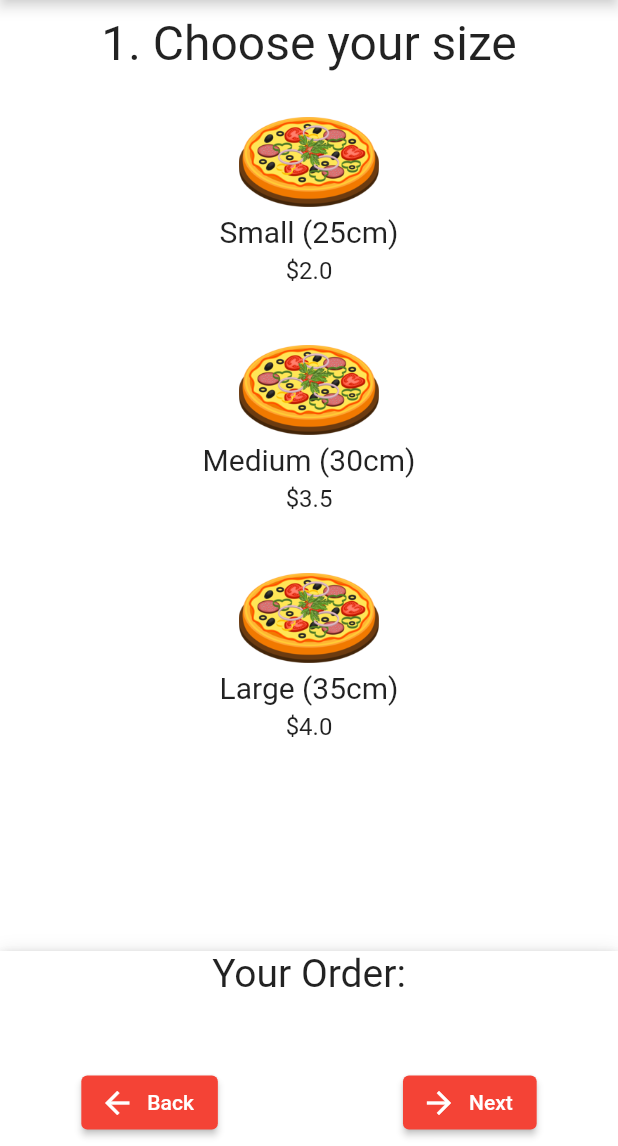
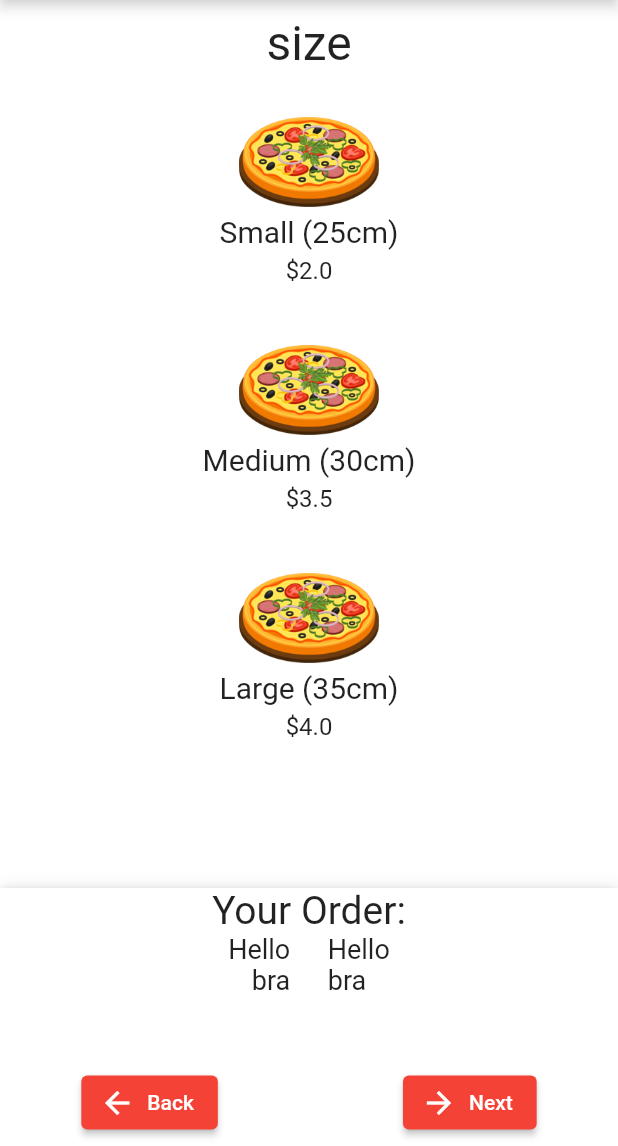
Before and after one commit to MichaelRinglein/PizzaConfigurator, a Flutter app: the screen it shows after launch, after a tap on "Start!", on a phone screen of 412 x 824 dp, the part 90-1236 px from its top. Run offline on Flutter 3.47's test engine with Material 2 defaults, Android fonts, the phone set to English and light mode, and no system bars; our stand-ins replace firebase_core; accounts and stored records are empty.

```diff
--- a/lib/main.dart
+++ b/lib/main.dart
@@ -1,10 +1,16 @@
+import 'package:firebase_core/firebase_core.dart';
+import 'firebase_options.dart';
 import 'package:flutter/material.dart';
 import 'package:pizzaconfigurator/options/size.dart';
 import 'package:pizzaconfigurator/options/sauce.dart';
 import 'package:pizzaconfigurator/options/toppings.dart';
 
-void main() {
-  runApp(const MyApp());
+void main() async {
+  WidgetsFlutterBinding.ensureInitialized();
+  await Firebase.initializeApp(
+    options: DefaultFirebaseOptions.currentPlatform,
+  );
+  runApp(MyApp());
 }
 
 class MyApp extends StatelessWidget {
@@ -46,6 +52,72 @@ class MyHomePage extends StatefulWidget {
     {
       'toppings': [],
     },
+  ];
+
+  List availableOptions = [
+    {
+      'size': {
+        {
+          'text': 'Small (25cm)',
+          'cost': 2.0,
+          'image': 'pizza.png',
+        },
+        {
+          'text': 'Medium (30cm)',
+          'cost': 3.50,
+          'image': 'pizza.png',
+        },
+        {
+          'text': 'Large (35cm)',
+          'cost': 4.0,
+          'image': 'pizza.png',
+        },
+      },
+      'sauce': {
+        {
+          'text': 'Tomato sauce',
+          'cost': 0.5,
+          'image': 'tomatoes.png',
+        },
+        {
+          'text': 'Tomato sauce spicy',
+          'cost': 0.5,
+          'image': 'tomatoes.png',
+        },
+      },
+      'toppings': {
+        {
+          'text': 'Bacon',
+          'cost': 2.7,
+          'image': 'bacon.png',
+        },
+        {
+          'text': 'Bellpepper',
+          'cost': 0.8,
+          'image': 'bellpepper.png',
+        },
+        {
+          'text': 'Olives',
+          'cost': 1.5,
+          'image': 'olives.png',
+        },
+        {
+          'text': 'Onions',
+          'cost': 0.6,
+          'image': 'onions.png',
+        },
+        {
+          'text': 'Pineapple',
+          'cost': 1.6,
+          'image': 'pineapple.png',
+        },
+        {
+          'text': 'Extra Cheese',
+          'cost': 1.2,
+          'image': 'cheese.png',
+        },
+      },
+    }
   ];
 
   @override
@@ -93,8 +165,11 @@ class _MyHomePageState extends State<MyHomePage> {
                   Navigator.push(
                     context,
                     MaterialPageRoute(
-                        builder: (context) =>
-                            Size(createdPizza: widget.createdPizza)),
+                      builder: (context) => Size(
+                        createdPizza: widget.createdPizza,
+                        availableOptions: widget.availableOptions,
+                      ),
+                    ),
                   );
                 },
                 style: ButtonStyle(
--- a/lib/options/sauce.dart
+++ b/lib/options/sauce.dart
@@ -2,10 +2,13 @@ import 'package:flutter/material.dart';
 import 'package:pizzaconfigurator/main.dart';
 import 'package:pizzaconfigurator/options/size.dart';
 import 'package:pizzaconfigurator/options/toppings.dart';
+import 'package:pizzaconfigurator/single_option.dart';
 
 class Sauce extends StatefulWidget {
   final List? createdPizza;
-  const Sauce({Key? key, this.createdPizza}) : super(key: key);
+  final List? availableOptions;
+  const Sauce({Key? key, this.createdPizza, this.availableOptions})
+      : super(key: key);
 
   @override
   State<Sauce> createState() => _SauceState();
@@ -13,19 +16,6 @@ class Sauce extends StatefulWidget {
 
 class _SauceState extends State<Sauce> {
   final String _optionText = '2. Choose your sauce';
-
-  final List? _options = [
-    {
-      'text': 'Tomato sauce',
-      'cost': 0.5,
-      'image': 'tomatoes.png',
-    },
-    {
-      'text': 'Tomato sauce spicy',
-      'cost': 0.5,
-      'image': 'tomatoes.png',
-    },
-  ];
 
   String _size = '';
   double _costSize = 0.0;
@@ -85,67 +75,9 @@ class _SauceState extends State<Sauce> {
             ),
           ),
           Expanded(
-            child: ListView(
-              shrinkWrap: true,
-              children: [
-                const SizedBox(
-                  height: 10.0,
-                ),
-                Center(
-                  child: Text(
-                    _optionText,
-                    style: const TextStyle(
-                      fontSize: 32,
-                    ),
-                  ),
-                ),
-                const SizedBox(
-                  height: 20.0,
-                ),
-                ...(_options!.map((option) {
-                  var imageURL = 'assets/' + option['image'];
-                  var optionCost = option['cost'];
-                  return Padding(
-                    padding: const EdgeInsets.fromLTRB(20, 0, 20, 20),
-                    child: GestureDetector(
-                        child: Container(
-                          padding: const EdgeInsets.all(10),
-                          color: _sauce == option['text']
-                              ? Colors.grey[200]
-                              : Colors.transparent,
-                          child: Column(
-                            children: [
-                              Image.asset(
-                                imageURL,
-                                height: 60.0,
-                              ),
-                              const SizedBox(
-                                height: 5.0,
-                              ),
-                              Text(
-                                option['text'],
-                                style: const TextStyle(
-                                  fontSize: 20,
-                                ),
-                              ),
-                              const SizedBox(
-                                height: 5.0,
-                              ),
-                              Text(
-                                '\$' + optionCost.toString(),
-                                style: const TextStyle(
-                                  fontSize: 16,
-                                ),
-                              ),
-                            ],
-                          ),
-                        ),
-                        onTap: () {
-                          _addOption(option['text'], option['cost']);
-                        }),
-                  );
-                })),
-              ],
+            child: SingleOption(
+              createdPizza: widget.createdPizza,
+              option: 'sauce',
             ),
           ),
           Container(
--- a/lib/options/size.dart
+++ b/lib/options/size.dart
@@ -1,10 +1,18 @@
+import 'dart:async';
+
 import 'package:flutter/material.dart';
 import 'package:pizzaconfigurator/main.dart';
 import 'package:pizzaconfigurator/options/sauce.dart';
+import 'package:pizzaconfigurator/single_option.dart';
 
 class Size extends StatefulWidget {
   final List? createdPizza;
-  const Size({Key? key, this.createdPizza}) : super(key: key);
+  final List? availableOptions;
+  const Size({
+    Key? key,
+    this.createdPizza,
+    this.availableOptions,
+  }) : super(key: key);
 
   @override
   State<Size> createState() => _SizeState();
@@ -12,29 +20,14 @@ class Size extends StatefulWidget {
 
 class _SizeState extends State<Size> {
   final String _optionText = '1. Choose your size';
-  final List? _options = [
-    {
-      'text': 'Small (25cm)',
-      'cost': 2.0,
-      'image': 'pizza.png',
-    },
-    {
-      'text': 'Medium (30cm)',
-      'cost': 3.50,
-      'image': 'pizza.png',
-    },
-    {
-      'text': 'Large (35cm)',
-      'cost': 4.0,
-      'image': 'pizza.png',
-    },
-  ];
 
   String _size = '';
   double _costSize = 0.0;
   String _sauce = '';
   double _costSauce = 0.0;
   List _toppings = [];
+
+  List chosenOption = ['Hello', 'bra'];
 
   @protected
   @mustCallSuper
@@ -46,13 +39,15 @@ class _SizeState extends State<Size> {
     _toppings = widget.createdPizza![2]['toppings'];
   }
 
-  _addOption(String chosenOption, double chosenCost) {
+  addOption(String chosenOption, double chosenCost) {
     setState(() {
       _size = chosenOption;
       _costSize = chosenCost;
       widget.createdPizza![0]['size'] = chosenOption;
       widget.createdPizza![0]['cost'] = chosenCost;
     });
+
+    print('addOption fired');
   }
 
   @override
@@ -88,69 +83,18 @@ class _SizeState extends State<Size> {
             ),
           ),
           Expanded(
-            child: ListView(
-              shrinkWrap: true,
-              children: [
-                const SizedBox(
-                  height: 10.0,
-                ),
-                Center(
-                  child: Text(
-                    _optionText,
-                    style: const TextStyle(
-                      fontSize: 32,
-                    ),
-                  ),
-                ),
-                const SizedBox(
-                  height: 20.0,
-                ),
-                ...(_options!.map(
-                  (option) {
-                    var imageURL = 'assets/' + option['image'];
-                    var optionCost = option['cost'];
-                    return Padding(
-                      padding: const EdgeInsets.fromLTRB(20, 0, 20, 20),
-                      child: GestureDetector(
-                          child: Container(
-                            padding: const EdgeInsets.all(10),
-                            color: _size == option['text']
-                                ? Colors.grey[200]
-                                : Colors.transparent,
-                            child: Column(
-                              children: [
-                                Image.asset(
-                                  imageURL,
-                                  height: 60.0,
-                                ),
-                                const SizedBox(
-                                  height: 5.0,
-                                ),
-                                Text(
-                                  option['text'],
-                                  style: const TextStyle(
-                                    fontSize: 20,
-                                  ),
-                                ),
-                                const SizedBox(
-                                  height: 5.0,
-                                ),
-                                Text(
-                                  '\$' + optionCost.toString(),
-                                  style: const TextStyle(
-                                    fontSize: 16,
-                                  ),
-                                ),
-                              ],
-                            ),
-                          ),
-                          onTap: () {
-                            _addOption(option['text'], option['cost']);
-                          }),
-                    );
-                  },
-                )),
-              ],
+            child: SingleOption(
+              //addOptions: () => print('hello world'),
+              onCountChange: (List pizza) {
+                setState(() {
+                  chosenOption = pizza;
+                });
+                //print('val is $val');
+                //print('count is $count');
+              },
+              //onCountSelected: () => print('onCountSelected fired'),
+              createdPizza: widget.createdPizza,
+              option: 'size',
             ),
           ),
           Container(
@@ -174,6 +118,39 @@ class _SizeState extends State<Size> {
                             fontSize: 26,
                           ),
                         ),
+                        /*
+                        Row(
+                          children: [
+                            Text(chosenOption.toString()),
+                          ],
+                        ),
+                        */
+                        ...(chosenOption.map((option) {
+                          return Row(
+                            children: [
+                              /*
+                              ...(option.map((singleOption) {
+                                return Text(singleOption.toString());
+                              })),
+                              */
+                              Text(
+                                option.toString(),
+                                style: const TextStyle(
+                                  fontSize: 18,
+                                ),
+                              ),
+                              const SizedBox(
+                                width: 25.0,
+                              ),
+                              Text(
+                                option.toString(),
+                                style: const TextStyle(
+                                  fontSize: 18,
+                                ),
+                              ),
+                            ],
+                          );
+                        })),
                         Row(
                           children: [
                             Text(
--- /dev/null
+++ b/lib/single_option.dart
@@ -0,0 +1,201 @@
+import 'dart:async';
+
+import 'package:flutter/material.dart';
+import 'package:pizzaconfigurator/options/size.dart';
+
+class SingleOption extends StatefulWidget {
+  final VoidCallback? onCountSelected;
+  final Function(List)? onCountChange;
+  //final Function? addOptions;
+  final List? createdPizza;
+  final String? option;
+  const SingleOption({
+    Key? key,
+    this.createdPizza,
+    this.option,
+    this.onCountSelected,
+    @required this.onCountChange,
+    //@required this.addOptions
+  }) : super(key: key);
+
+  @override
+  _SingleOptionState createState() => _SingleOptionState();
+}
+
+class _SingleOptionState extends State<SingleOption> {
+  final List size = [
+    {
+      'text': 'Small (25cm)',
+      'cost': 2.0,
+      'image': 'pizza.png',
+    },
+    {
+      'text': 'Medium (30cm)',
+      'cost': 3.50,
+      'image': 'pizza.png',
+    },
+    {
+      'text': 'Large (35cm)',
+      'cost': 4.0,
+      'image': 'pizza.png',
+    }
+  ];
+
+  final List sauce = [
+    {
+      'text': 'Tomato sauce',
+      'cost': 0.5,
+      'image': 'tomatoes.png',
+    },
+    {
+      'text': 'Tomato sauce spicy',
+      'cost': 0.5,
+      'image': 'tomatoes.png',
+    },
+  ];
+
+  final List toppings = [
+    {
+      'text': 'Bacon',
+      'cost': 2.7,
+      'image': 'bacon.png',
+    },
+    {
+      'text': 'Bellpepper',
+      'cost': 0.8,
+      'image': 'bellpepper.png',
+    },
+    {
+      'text': 'Olives',
+      'cost': 1.5,
+      'image': 'olives.png',
+    },
+    {
+      'text': 'Onions',
+      'cost': 0.6,
+      'image': 'onions.png',
+    },
+    {
+      'text': 'Pineapple',
+      'cost': 1.6,
+      'image': 'pineapple.png',
+    },
+    {
+      'text': 'Extra Cheese',
+      'cost': 1.2,
+      'image': 'cheese.png',
+    },
+  ];
+
+  List options = [];
+
+  String _size = '';
+  double _costSize = 0.0;
+  String _sauce = '';
+  double _costSauce = 0.0;
+  List _toppings = [];
+
+  @protected
+  @mustCallSuper
+  void initState() {
+    _size = widget.createdPizza![0]['size'];
+    _costSize = widget.createdPizza![0]['cost'];
+    _sauce = widget.createdPizza![1]['sauce'];
+    _costSauce = widget.createdPizza![1]['cost'];
+    _toppings = widget.createdPizza![2]['toppings'];
+  }
+
+/*
+  Stream updateOptions(chosenOption, chosenCost) async* {
+    yield chosenOption;
+    yield chosenCost;
+  }
+  */
+
+  addOption(String option, String chosenOption, double chosenCost) {
+    //TODO set state according to option
+
+    if (option == 'size') {
+      setState(() {
+        _size = chosenOption;
+        _costSize = chosenCost;
+        widget.createdPizza![0]['size'] = chosenOption;
+        widget.createdPizza![0]['cost'] = chosenCost;
+      });
+    }
+    //print('chosenOption is: $chosenOption');
+    //widget.onOptionAdded!;
+  }
+
+  @override
+  Widget build(BuildContext context) {
+    if (widget.option == 'size') options = size;
+    if (widget.option == 'sauce') options = sauce;
+    if (widget.option == 'toppings') options = toppings;
+
+    return ListView(shrinkWrap: true, children: [
+      const SizedBox(
+        height: 10.0,
+      ),
+      Center(
+        child: Text(
+          widget.option!,
+          style: const TextStyle(
+            fontSize: 32,
+          ),
+        ),
+      ),
+      const SizedBox(
+        height: 20.0,
+      ),
+      ...(options.map(
+        (option) {
+          var imageURL = 'assets/' + option['image'];
+          var optionCost = option['cost'];
+          return Padding(
+            padding: const EdgeInsets.fromLTRB(20, 0, 20, 20),
+            child: GestureDetector(
+                child: Container(
+                  padding: const EdgeInsets.all(10),
+                  color: _size == option['text']
+                      ? Colors.grey[200]
+                      : Colors.transparent,
+                  child: Column(
+                    children: [
+                      Image.asset(
+                        imageURL,
+                        height: 60.0,
+                      ),
+                      const SizedBox(
+                        height: 5.0,
+                      ),
+                      Text(
+                        option['text'],
+                        style: const TextStyle(
+                          fontSize: 20,
+                        ),
+                      ),
+                      const SizedBox(
+                        height: 5.0,
+                      ),
+                      Text(
+                        '\$' + optionCost.toString(),
+                        style: const TextStyle(
+                          fontSize: 16,
+                        ),
+                      ),
+                    ],
+                  ),
+                ),
+                onTap: () {
+                  addOption(widget.option!, option['text'], option['cost']);
+                  //widget.onCountSelected!();
+                  widget.onCountChange!(widget.createdPizza!);
+                }),
+          );
+        },
+      ))
+    ]);
+    //return Container();
+  }
+}
--- a/pubspec.yaml
+++ b/pubspec.yaml
@@ -35,6 +35,7 @@ dependencies:
   # Use with the CupertinoIcons class for iOS style icons.
   cupertino_icons: ^1.0.2
   flutter_launcher_icons: ^0.9.2
+  firebase_core: ^1.12.0
 
 flutter_icons:
   image_path: "assets/PizzaConfigurator-Icon.png"
```
Also changed, not shown: lib/firebase_options.dart (added), pubspec.lock, 3 other files.
